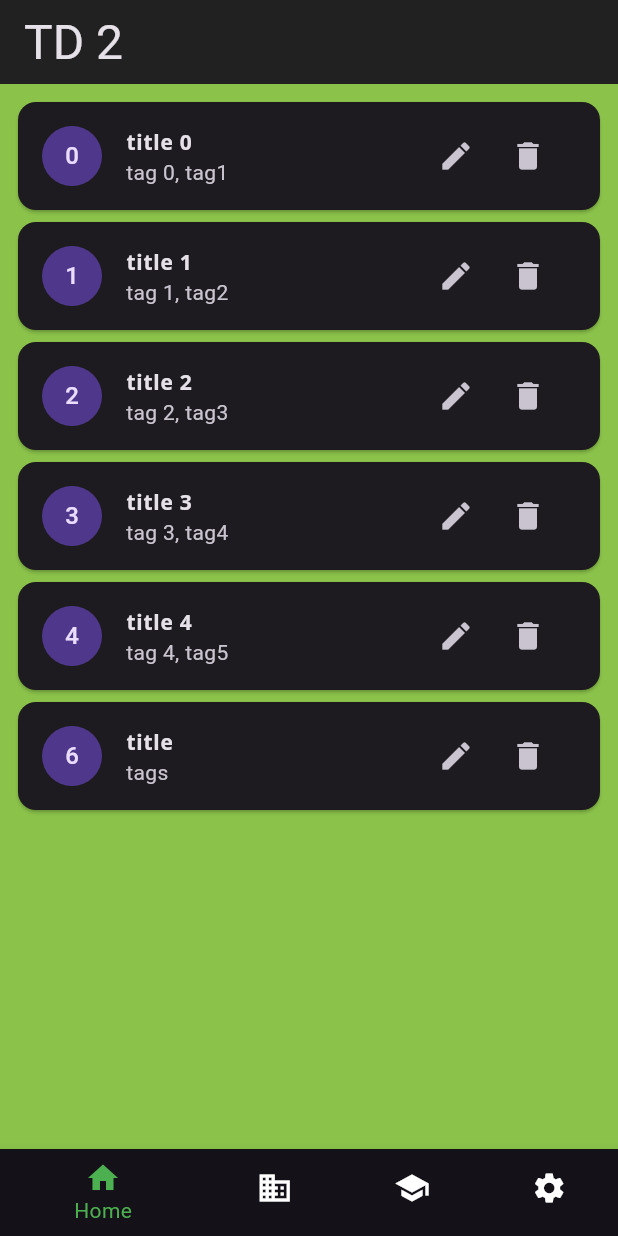
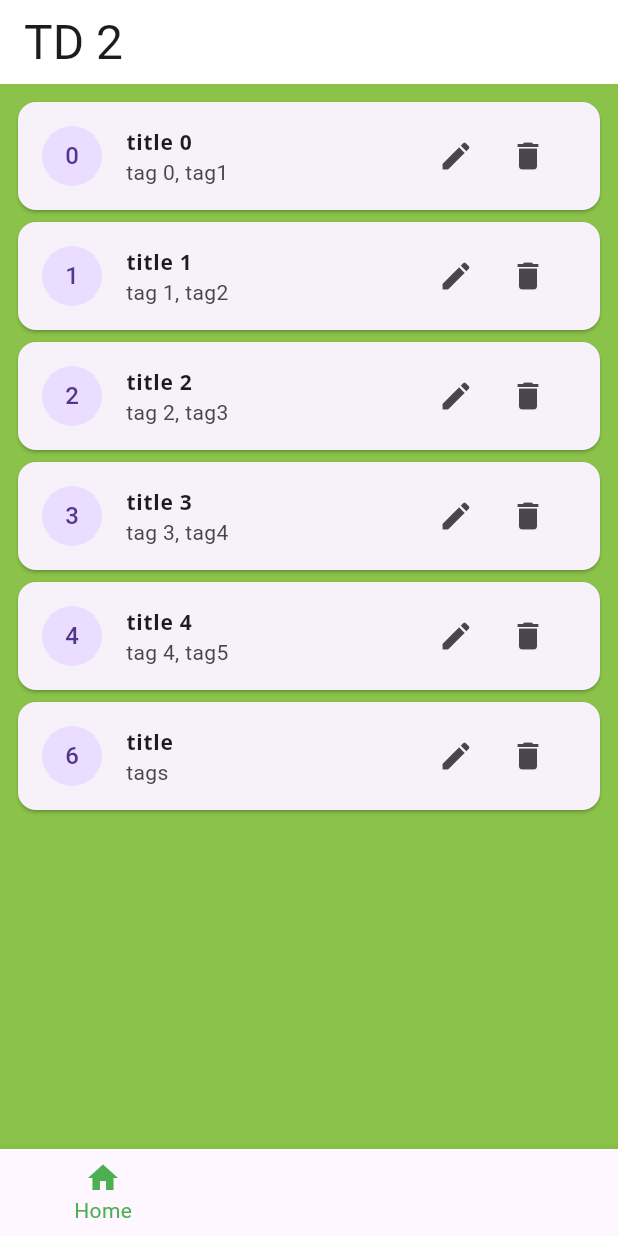
Before and after one commit to alexisnisol/tp2-flutter, a Flutter app: the screen it shows after launch, after a tap on the "edit" icon, on a phone screen of 412 x 824 dp. Run offline on Flutter 3.47's test engine with Material 3 defaults, Android fonts, the phone set to English and light mode, and no system bars; our stand-ins replace google_fonts, settings_ui, shared_preferences; network calls fail.

Commit message:
Update TP4

```diff
--- a/lib/main.dart
+++ b/lib/main.dart
@@ -1,6 +1,9 @@
 import 'package:flutter/material.dart';
+import 'package:provider/provider.dart';
 import 'package:tp2/ui/home.dart';
 import 'package:tp2/ui/mytheme.dart';
+import 'package:tp2/viewmodels/settingsviewmodels.dart';
+import 'package:tp2/viewmodels/taskviewmodel.dart';
 
 void main() {
   runApp(MyApp());
@@ -9,12 +12,38 @@ void main() {
 class MyApp extends StatelessWidget {
   @override
   Widget build(BuildContext context) {
-    final theme = MyTheme.dark();
+    /*final theme = MyTheme.dark();
     return MaterialApp(
       debugShowCheckedModeBanner: false,
       title: 'TD2',
       theme: theme,
       home: Home(),
     );
+     */
+    return MultiProvider(providers: [
+
+      ChangeNotifierProvider(create:
+        (context) => SettingsViewModel()
+      ),
+
+      ChangeNotifierProvider(create:
+        (context) {
+          TaskViewModel taskViewModel = TaskViewModel();
+          taskViewModel.generateTasks();
+          return taskViewModel;
+        }
+      ),
+    ],
+      child: Consumer<SettingsViewModel>(
+          builder: (context, SettingsViewModel notifier, child) {
+            return MaterialApp(
+              debugShowCheckedModeBanner: false,
+              title: 'TD2',
+              theme: notifier.isDark ? MyTheme.dark() : MyTheme.light(),
+              home: Home(),
+            );
+          }
+      ),
+    );
   }
 }
--- a/lib/models/task.dart
+++ b/lib/models/task.dart
@@ -37,6 +37,13 @@ class Task {
     );
   }
 
+  static int nb = 1;
+
+  factory Task.newTask() {
+    nb++;
+    return Task(id: nb, title: 'title $nb', tags: ['tags $nb'], nbhours: nb, difficulty: nb%5, description: 'description $nb');
+  }
+
   static List<Task> generateTask(int i) {
     List<Task> tasks = [];
     for (int n = 0; n < i; n++) {
--- /dev/null
+++ b/lib/repository/settings_repository.dart
@@ -0,0 +1,15 @@
+import 'package:shared_preferences/shared_preferences.dart';
+
+class SettingsRepository {
+  static const THEME_KEY = "darkMode";
+
+  saveSettings(bool value) async {
+    SharedPreferences sharedPreferences = await SharedPreferences.getInstance();
+    sharedPreferences.setBool(THEME_KEY, value);
+  }
+
+  Future<bool> getSettings() async {
+    SharedPreferences sharedPreferences = await SharedPreferences.getInstance();
+    return sharedPreferences.getBool(THEME_KEY) ?? false;
+  }
+}
--- /dev/null
+++ b/lib/viewmodels/settingsviewmodels.dart
@@ -0,0 +1,29 @@
+import 'package:flutter/material.dart';
+import 'package:tp2/repository/settings_repository.dart';
+
+class SettingsViewModel extends ChangeNotifier {
+  //Liste toutes les données qui sont susceptibles de faire changer l'état de l'application
+  //ChangeNotifier est une classe qui permet de notifier les widgets qui l'écoute
+
+  late bool _isDark;
+
+  late SettingsRepository _settingsRepository;
+  bool get isDark => _isDark;
+
+  SettingsViewModel() {
+    _settingsRepository = SettingsRepository();
+    _isDark = false;
+    getSettings();
+  }
+
+  void getSettings() async {
+    _isDark = await _settingsRepository.getSettings();
+    notifyListeners();
+  }
+
+  set isDark(bool value) {
+    _isDark = value;
+    _settingsRepository.saveSettings(value);
+    notifyListeners();
+  }
+}
--- a/pubspec.yaml
+++ b/pubspec.yaml
@@ -37,6 +37,8 @@ dependencies:
   cupertino_icons: ^1.0.8
   http: ^1.3.0
   settings_ui: ^2.0.2
+  shared_preferences: ^2.5.2
+  provider: ^6.1.2
 
 dev_dependencies:
   flutter_test:
```
Also changed, not shown: lib/ui/settings/settings.dart (+7 -8 lines), lib/viewmodels/taskviewmodel.dart (added, +21 -0 lines), pubspec.lock.
